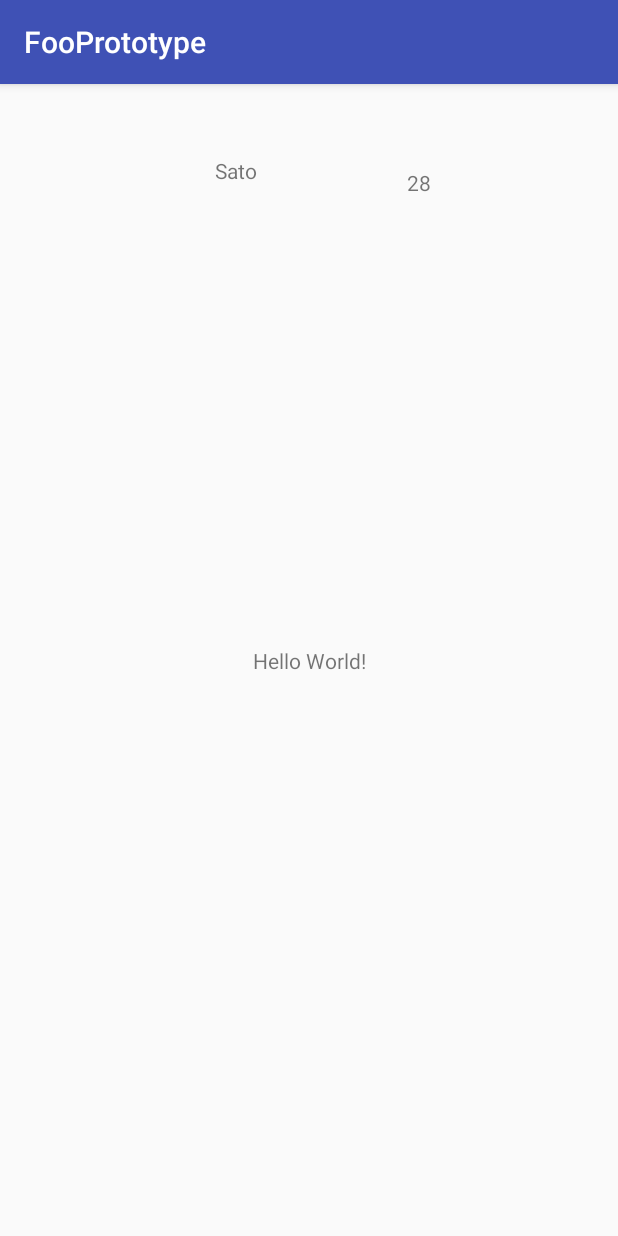
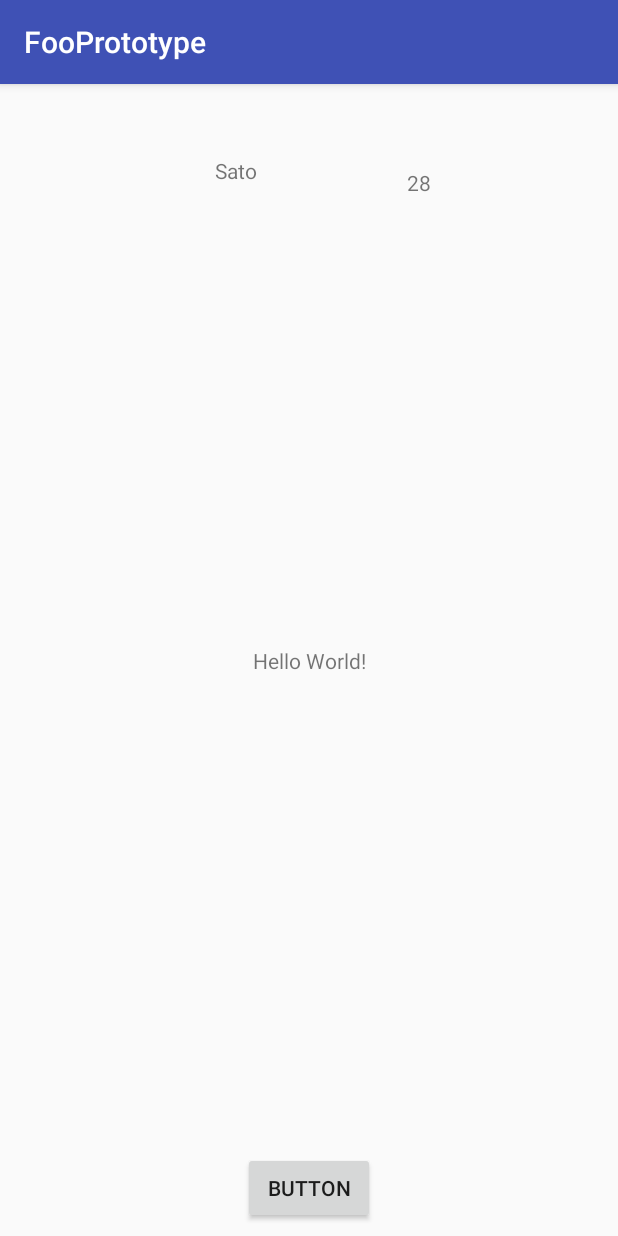
Before and after one commit to axis-sato/FooPrototype, an Android app: the screen it shows after launch (MainActivity), on a phone screen of 412 x 824 dp. Run offline under Robolectric (Android 15) with nearby library versions, the phone set to English and light mode, and no system bars; our stand-ins replace data binding; libraries missing offline, so code that uses them is left out: com.orhanobut.logger; 3 statements that could not run were skipped.

Commit message:
Edit directory structure

```diff
--- a/app/src/main/AndroidManifest.xml
+++ b/app/src/main/AndroidManifest.xml
@@ -10,7 +10,7 @@
         android:roundIcon="@mipmap/ic_launcher_round"
         android:supportsRtl="true"
         android:theme="@style/AppTheme">
-        <activity android:name=".MainActivity">
+        <activity android:name=".Views.MainActivity">
             <intent-filter>
                 <action android:name="android.intent.action.MAIN" />
 
--- a/app/src/main/java/jp/mediaxis/fooprototype/User.kt
+++ b/app/src/main/java/jp/mediaxis/fooprototype/Entities/User.kt
@@ -1,4 +1,4 @@
-package jp.mediaxis.fooprototype
+package jp.mediaxis.fooprototype.Entities
 
 
 data class User(val name: String, val age: Int)
--- a/app/src/main/java/jp/mediaxis/fooprototype/MainActivity.kt
+++ b/app/src/main/java/jp/mediaxis/fooprototype/Views/MainActivity.kt
@@ -1,11 +1,14 @@
-package jp.mediaxis.fooprototype
+package jp.mediaxis.fooprototype.Views
 
 import android.databinding.DataBindingUtil
 import android.os.Bundle
 import android.support.v7.app.AppCompatActivity
+import jp.mediaxis.fooprototype.R
+import jp.mediaxis.fooprototype.Entities.User
 import jp.mediaxis.fooprototype.databinding.ActivityMainBinding
 
 class MainActivity : AppCompatActivity() {
+    private val viewModel = MainViewModel(User("Sato", 28))
 
     override fun onCreate(savedInstanceState: Bundle?) {
         super.onCreate(savedInstanceState)
@@ -15,11 +18,10 @@ class MainActivity : AppCompatActivity() {
     }
 
     private fun setupBinding() {
-        val user = User("Sato", 28)
         val binding = DataBindingUtil.setContentView<ActivityMainBinding>(
                 this,
                 R.layout.activity_main
         )
-        binding.user = user
+        binding.viewModel = viewModel
     }
 }
--- /dev/null
+++ b/app/src/main/java/jp/mediaxis/fooprototype/Views/MainViewModel.kt
@@ -0,0 +1,20 @@
+package jp.mediaxis.fooprototype.Views
+
+import android.databinding.BaseObservable
+import android.view.View
+import com.orhanobut.logger.Logger
+import jp.mediaxis.fooprototype.Entities.User
+
+class MainViewModel(private val user: User): BaseObservable() {
+
+    var userName: String = ""
+        get() = user.name
+
+    var userAge: String = ""
+        get() = Integer.toString(user.age)
+
+
+    fun onClickButton(view: View) {
+        Logger.d("on click")
+    }
+}
--- a/app/src/main/res/layout/activity_main.xml
+++ b/app/src/main/res/layout/activity_main.xml
@@ -2,12 +2,12 @@
 <layout xmlns:app="http://schemas.android.com/apk/res-auto"
     xmlns:android="http://schemas.android.com/apk/res/android"
     xmlns:tools="http://schemas.android.com/tools"
-    tools:context="jp.mediaxis.fooprototype.MainActivity">
+    tools:context="jp.mediaxis.fooprototype.Views.MainActivity">
 
     <data>
         <variable
-            name="user"
-            type="jp.mediaxis.fooprototype.User" />
+            name="viewModel"
+            type="jp.mediaxis.fooprototype.Views.MainViewModel" />
     </data>
     <android.support.constraint.ConstraintLayout
         android:layout_width="match_parent"
@@ -29,7 +29,7 @@
             android:layout_marginEnd="8dp"
             android:layout_marginStart="8dp"
             android:layout_marginTop="48dp"
-            android:text="@{user.name}"
+            android:text="@{viewModel.userName}"
             app:layout_constraintEnd_toEndOf="parent"
             app:layout_constraintHorizontal_bias="0.367"
             app:layout_constraintStart_toStartOf="parent"
@@ -41,9 +41,22 @@
             android:layout_height="wrap_content"
             android:layout_marginStart="100dp"
             android:layout_marginTop="8dp"
-            android:text="@{Integer.toString(user.age)}"
+            android:text="@{viewModel.userAge}"
             app:layout_constraintStart_toEndOf="@+id/userNameTextView"
             app:layout_constraintTop_toTopOf="@+id/userNameTextView" />
 
+        <Button
+            android:id="@+id/button"
+            android:onClick="@{viewModel.onClickButton}"
+            android:layout_width="wrap_content"
+            android:layout_height="wrap_content"
+            android:layout_marginBottom="8dp"
+            android:layout_marginEnd="8dp"
+            android:layout_marginStart="8dp"
+            android:text="Button"
+            app:layout_constraintBottom_toBottomOf="parent"
+            app:layout_constraintEnd_toEndOf="parent"
+            app:layout_constraintStart_toStartOf="parent" />
+
     </android.support.constraint.ConstraintLayout>
 </layout>
```
